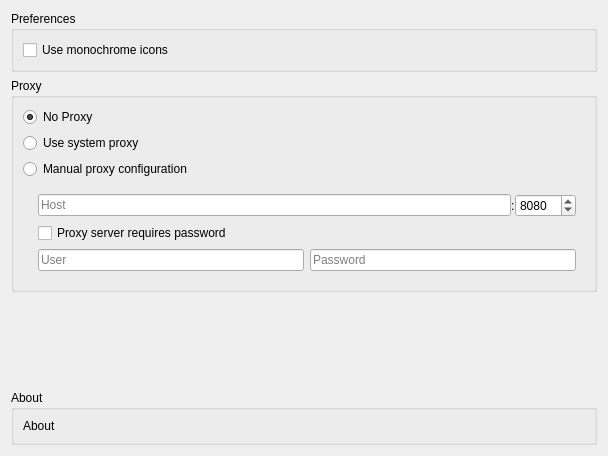
This is src/mirall/generalsettings.ui in yogetter/owncloud-client as Qt 5 draws it before an edit. The edited form follows.
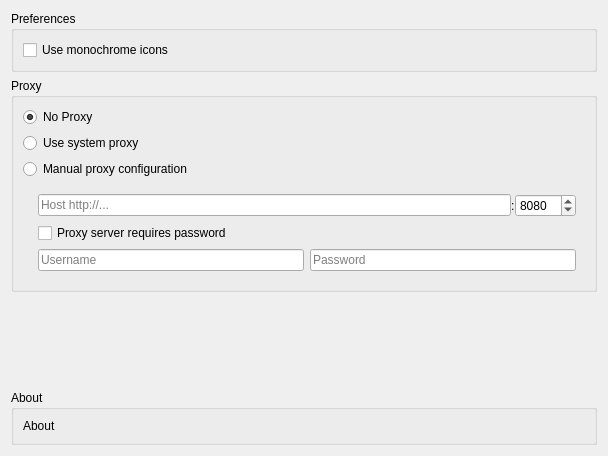
This is the edited form.

What changed in the file:
```diff
--- a/src/mirall/generalsettings.ui
+++ b/src/mirall/generalsettings.ui
@@ -84,7 +84,7 @@
               <string/>
              </property>
              <property name="placeholderText">
-              <string>Host</string>
+              <string>Host http://...</string>
              </property>
             </widget>
            </item>
@@ -142,7 +142,7 @@
              <number>0</number>
             </property>
             <item>
-             <widget class="QLineEdit" name="passwordLineEdit">
+             <widget class="QLineEdit" name="userLineEdit">
               <property name="enabled">
                <bool>true</bool>
               </property>
@@ -155,16 +155,13 @@
               <property name="text">
                <string/>
               </property>
-              <property name="echoMode">
-               <enum>QLineEdit::Password</enum>
-              </property>
               <property name="placeholderText">
-               <string>User</string>
+               <string>Username</string>
               </property>
              </widget>
             </item>
             <item>
-             <widget class="QLineEdit" name="userLineEdit">
+             <widget class="QLineEdit" name="passwordLineEdit">
               <property name="enabled">
                <bool>true</bool>
               </property>
@@ -177,6 +174,9 @@
               <property name="text">
                <string/>
               </property>
+              <property name="echoMode">
+               <enum>QLineEdit::Password</enum>
+              </property>
               <property name="placeholderText">
                <string>Password</string>
               </property>
```
Left out of the diff: 2 changed lines with no effect on the pictures.
